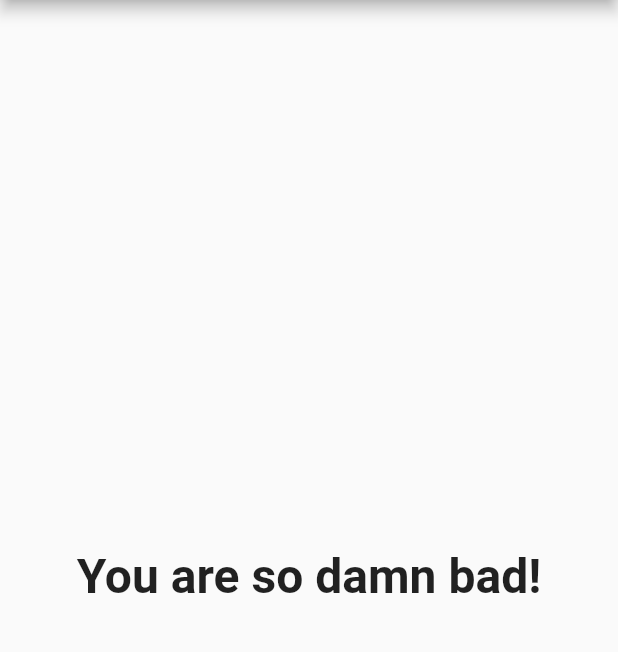
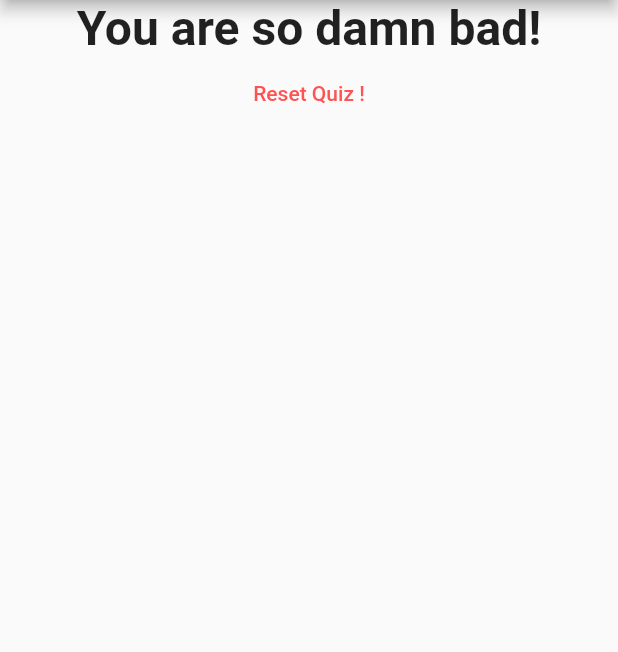
Before and after one commit to abayo-luc/flutter_app_1, a Flutter app: the screen it shows after launch, after a tap on "Black", after a tap on "Snake", after a tap on "Manzi", on a phone screen of 412 x 824 dp, the part 84-736 px from its top. Run offline on Flutter 3.47's test engine with Material 2 defaults, Android fonts, the phone set to English and light mode, and no system bars.

Commit message:
:sparkles: calculation and reset

```diff
--- a/lib/main.dart
+++ b/lib/main.dart
@@ -52,6 +52,13 @@ class _MyAppState extends State<MyApp> {
     }
   }
 
+  void _resetQuiz() {
+    _totalScroe = 0;
+    setState(() {
+      _questionIndex = 0;
+    });
+  }
+
   @override
   Widget build(BuildContext contenxt) {
     return MaterialApp(
@@ -62,9 +69,7 @@ class _MyAppState extends State<MyApp> {
                   questions: _questions,
                   questionIndex: _questionIndex,
                   handleAnswer: _handleAnswer)
-              : Results(
-                  _totalScroe,
-                )),
+              : Results(_totalScroe, _resetQuiz)),
     );
   }
 }
--- a/lib/widgets/results.dart
+++ b/lib/widgets/results.dart
@@ -2,7 +2,8 @@ import 'package:flutter/material.dart';
 
 class Results extends StatelessWidget {
   final int score;
-  Results(this.score);
+  final Function resetHandler;
+  Results(this.score, this.resetHandler);
   String get resultsPhase {
     String resultsText;
     if (score <= 8) {
@@ -21,7 +22,9 @@ class Results extends StatelessWidget {
   Widget build(BuildContext context) {
     return Container(
       margin: EdgeInsets.only(left: 15, right: 15),
-      child: Center(
+      child: Column(
+        children: <Widget>[
+          Center(
             child: Text(
               resultsPhase,
               style: TextStyle(
@@ -31,6 +34,13 @@ class Results extends StatelessWidget {
               textAlign: TextAlign.center,
             ),
           ),
+          FlatButton(
+            child: Text('Reset Quiz !'),
+            textColor: Colors.redAccent,
+            onPressed: resetHandler,
+          )
+        ],
+      ),
     );
   }
 }
```
Lines whose indentation alone changed are shown as unchanged.
